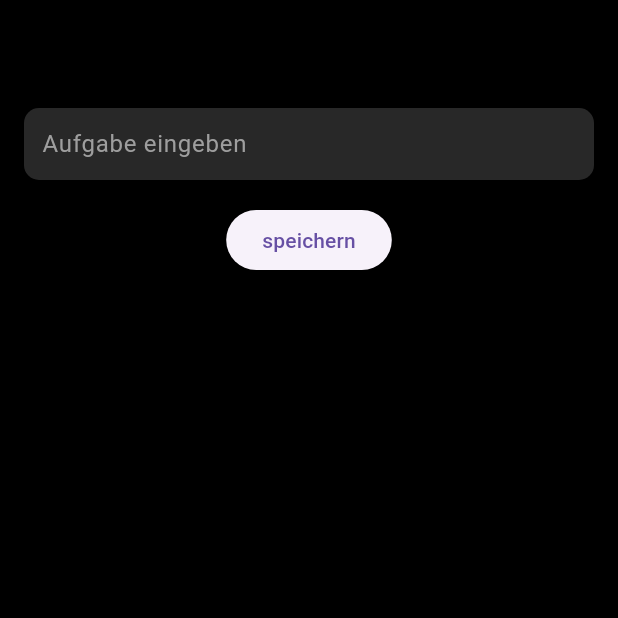
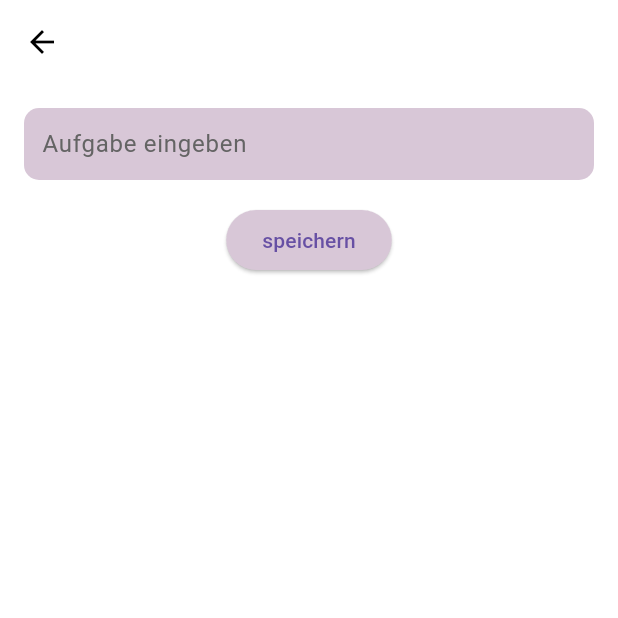
Before and after one commit to MelissaHartung/todo_riverpod, a Flutter app: the screen it shows after launch, after a tap on the "add" icon, on a phone screen of 412 x 824 dp, the top half of it. Run offline on Flutter 3.47's test engine with Material 3 defaults, Android fonts, the phone set to English and light mode, and no system bars; our stand-ins replace flutter_riverpod.

Commit message:
function deletedtoggletasks and new gui

```diff
--- a/lib/main.dart
+++ b/lib/main.dart
@@ -33,6 +33,7 @@ class MyApp extends ConsumerWidget {
           backgroundColor: Colors.black,
           foregroundColor: Colors.white,
         ),
+        cardColor: const Color.fromARGB(255, 40, 40, 40),
         textTheme: const TextTheme(bodyMedium: TextStyle(color: Colors.white)),
       ),
       theme: ThemeData(
@@ -43,6 +44,7 @@ class MyApp extends ConsumerWidget {
           backgroundColor: Colors.white,
           foregroundColor: Colors.black,
         ),
+        cardColor: const Color.fromARGB(255, 216, 199, 215),
         textTheme: const TextTheme(bodyMedium: TextStyle(color: Colors.black)),
       ),
       home: const HomeScreen(),
--- a/lib/provider/app_state_notifier.dart
+++ b/lib/provider/app_state_notifier.dart
@@ -51,4 +51,9 @@ class AppStateNotifier extends Notifier<Appstate> {
   void isDarkMode(bool isDarkMode) {
     state = state.copyWith(isDarkMode: isDarkMode);
   }
+  void deletedtoggledtasks () {
+    final newTasks = state.tasks.where((task) => !task.completed).toList();
+    state =state.copyWith(tasks: newTasks);
+    ref.read(taskStorageProvider).saveTasks(state.tasks);
+  }
 }
--- a/lib/screens/add_to_do.dart
+++ b/lib/screens/add_to_do.dart
@@ -31,8 +31,10 @@ class _AddToDoScreenState extends ConsumerState<AddToDoScreen> {
   @override
   Widget build(BuildContext context) {
     return Scaffold(
-      backgroundColor: Colors.black,
-      appBar: AppBar(backgroundColor: Colors.black),
+      appBar: AppBar(
+
+
+      ),
       body: Center(
         child: Column(
           children: [
@@ -40,15 +42,14 @@ class _AddToDoScreenState extends ConsumerState<AddToDoScreen> {
               margin: const EdgeInsets.all(16.0),
               padding: const EdgeInsets.symmetric(horizontal: 12.0),
               decoration: BoxDecoration(
-                color: const Color.fromARGB(255, 40, 40, 40),
+                color: Theme.of(context).cardColor,
                 borderRadius: BorderRadius.circular(10),
               ),
               child: TextField(
                 controller: _titleController,
-                style: const TextStyle(color: Colors.white),
                 decoration: const InputDecoration(
                   hintText: 'Aufgabe eingeben',
-                  hintStyle: TextStyle(color: Colors.grey),
+                  hintStyle: TextStyle(color: Color.fromARGB(255, 100, 100, 100)),
                   border: InputBorder.none,
                 ),
               ),
@@ -56,6 +57,9 @@ class _AddToDoScreenState extends ConsumerState<AddToDoScreen> {
 
             // Divider(color: Colors.grey[700]),
             ElevatedButton(
+              style: ElevatedButton.styleFrom(
+                backgroundColor: Theme.of(context).cardColor,
+              ),
               onPressed: () {
                 final title = _titleController.text;
                 if (title.isNotEmpty) {
--- a/lib/screens/home_screen.dart
+++ b/lib/screens/home_screen.dart
@@ -9,7 +9,16 @@ class HomeScreen extends ConsumerWidget {
   Widget build(BuildContext context, WidgetRef ref) {
     final tasks = ref.watch(appStateProvider).tasks;
     return Scaffold(
-      appBar: AppBar(),
+      appBar: AppBar(
+        actions: [
+          IconButton(
+            onPressed: () {
+              Navigator.pushNamed(context, '/settings');
+            },
+            icon: const Icon(Icons.settings),
+          ),
+        ],
+      ),
       body: Column(
         children: [
           Padding(
@@ -18,25 +27,17 @@ class HomeScreen extends ConsumerWidget {
               height: 80,
               width: double.infinity,
               decoration: BoxDecoration(
+                color: Theme.of(context).cardColor,
                 borderRadius: BorderRadius.circular(15),
               ),
-              child: Row(
-                children: [
-                  Center(
-                    child: Text(
-                      'To Do Liste',
-                      style: TextStyle(color: Colors.white, fontSize: 18),
+              child: Center(
+                child: Padding(
+                  padding: const EdgeInsets.all(8.0),
+                  child: Align(
+                    alignment: Alignment.center,
+                    child: Text('To Do Liste', style: TextStyle(fontSize: 18)),
                   ),
                 ),
-                  Spacer(),
-                  IconButton(
-                    onPressed: () {
-                      Navigator.pushNamed(context, '/settings');
-                    },
-                    icon: const Icon(Icons.settings),
-                    color: Colors.white,
-                  ),
-                ],
               ),
             ),
           ),
@@ -47,6 +48,7 @@ class HomeScreen extends ConsumerWidget {
               child: Container(
                 width: double.infinity,
                 decoration: BoxDecoration(
+                  color: Theme.of(context).cardColor,
                   borderRadius: BorderRadius.circular(20),
                 ),
                 child: ListView.builder(
@@ -59,8 +61,8 @@ class HomeScreen extends ConsumerWidget {
                         task.title,
                         style: TextStyle(
                           color: task.completed
-                              ? const Color.fromARGB(255, 87, 87, 87)
-                              : const Color.fromARGB(255, 255, 255, 255),
+                              ? Colors.grey
+                              : Theme.of(context).textTheme.bodyMedium?.color,
                         ),
                       ),
                       onLongPress: () {
@@ -108,15 +110,14 @@ class HomeScreen extends ConsumerWidget {
               ),
             ),
           ),
-          SizedBox(height: 20),
-          Align(
-            alignment: Alignment.bottomRight,
-            child: Padding(
-              padding: const EdgeInsets.only(
-                bottom: 40.0,
-                right: 15.0,
-              ), // Fügt einen Abstand auf allen Seiten hinzu
-              child: FloatingActionButton(
+          Padding(
+            padding: const EdgeInsets.all(20.0),
+            child: Row(
+              children: [
+                ElevatedButton(onPressed: ref.read(appStateProvider.notifier).deletedtoggledtasks, child: Text('Alle löschen')),
+                const Spacer(),
+
+                FloatingActionButton(
                   backgroundColor: const Color.fromARGB(255, 212, 73, 189),
                   onPressed: () {
                     Navigator.pushNamed(context, '/add');
@@ -126,6 +127,7 @@ class HomeScreen extends ConsumerWidget {
                     color: Color.fromARGB(255, 255, 255, 255),
                   ),
                 ),
+              ],
             ),
           ),
         ],
```
Also changed, not shown: lib/models_app_state.dart (added). Lines whose indentation alone changed are shown as unchanged.
